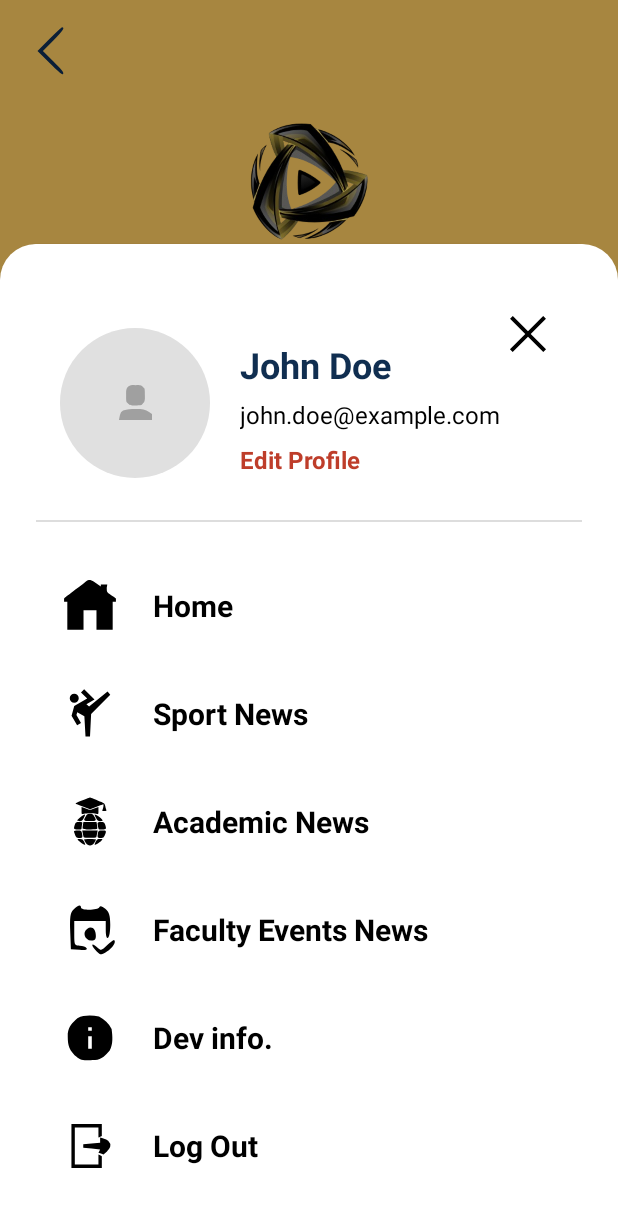
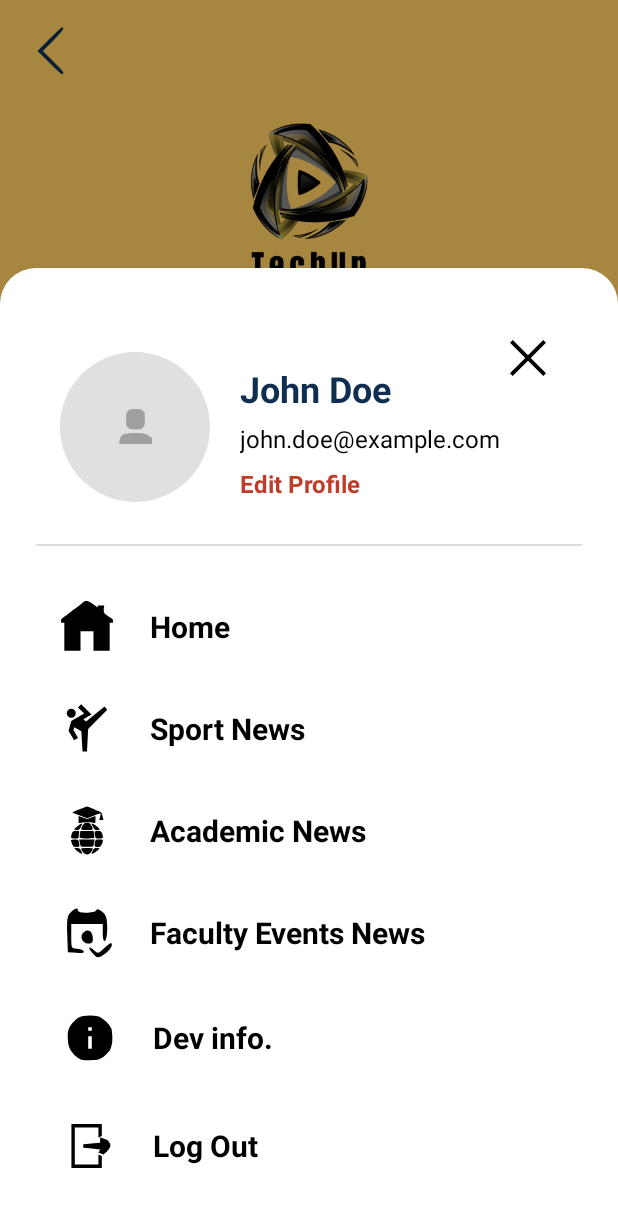
Before and after one commit to Sathsarani2002/Techupnews, an Android app: the MainActivity screen opened directly, with no data from a screen before it, after a tap on an icon or button, on a phone screen of 412 x 824 dp. Shown: the top 1207 px of the screen. Run offline under Robolectric (Android 15) with nearby library versions, the phone set to English and light mode, and no system bars; 2 other taps on this screen came first.

Commit message:
update button working

```diff
--- a/app/src/main/java/com/example/techupnews/MainActivity.java
+++ b/app/src/main/java/com/example/techupnews/MainActivity.java
@@ -3,7 +3,6 @@ package com.example.techupnews;
 import android.os.Bundle;
 import android.os.Handler;
 import android.os.Looper;
-import android.view.View;
 import android.widget.ImageView;
 import android.widget.TextView;
 
@@ -93,7 +92,7 @@ public class MainActivity extends AppCompatActivity {
         imageSlider.setClipToPadding(false);
         imageSlider.setClipChildren(false);
         imageSlider.setOffscreenPageLimit(3);
-        imageSlider.getChildAt(0).setOverScrollMode(View.OVER_SCROLL_NEVER);
+        imageSlider.getChildAt(0).setOverScrollMode(ViewPager2.OVER_SCROLL_NEVER);
 
         int offset = 50;
         float density = getResources().getDisplayMetrics().density;
@@ -147,6 +146,10 @@ public class MainActivity extends AppCompatActivity {
 
     private void showUserProfileBottomSheet() {
         UserProfileBottomSheet bottomSheet = new UserProfileBottomSheet();
+
+        // Set listener for category selection from bottom sheet
+        bottomSheet.setCategorySelectionListener(category -> loadNews(category));
+
         bottomSheet.show(getSupportFragmentManager(), bottomSheet.getTag());
     }
 }
--- a/app/src/main/java/com/example/techupnews/UserProfileBottomSheet.java
+++ b/app/src/main/java/com/example/techupnews/UserProfileBottomSheet.java
@@ -12,13 +12,25 @@ import android.view.Window;
 import android.view.WindowManager;
 import android.widget.ImageView;
 import android.widget.TextView;
+
 import androidx.annotation.NonNull;
 import androidx.annotation.Nullable;
+
 import com.google.android.material.bottomsheet.BottomSheetBehavior;
 import com.google.android.material.bottomsheet.BottomSheetDialog;
 import com.google.android.material.bottomsheet.BottomSheetDialogFragment;
 
 public class UserProfileBottomSheet extends BottomSheetDialogFragment {
+
+    public interface CategorySelectionListener {
+        void onCategorySelected(String category);
+    }
+
+    private CategorySelectionListener categorySelectionListener;
+
+    public void setCategorySelectionListener(CategorySelectionListener listener) {
+        this.categorySelectionListener = listener;
+    }
 
     @NonNull
     @Override
@@ -58,11 +70,40 @@ public class UserProfileBottomSheet extends BottomSheetDialogFragment {
             }
         }
 
-        // Close button listener
+        // Category click listeners that notify MainActivity via the listener
+        view.findViewById(R.id.menuSports).setOnClickListener(v -> {
+            if (categorySelectionListener != null) {
+                categorySelectionListener.onCategorySelected("Sports");
+            }
+            dismiss();
+        });
+
+        view.findViewById(R.id.menuAcademic).setOnClickListener(v -> {
+            if (categorySelectionListener != null) {
+                categorySelectionListener.onCategorySelected("Academic");
+            }
+            dismiss();
+        });
+
+        view.findViewById(R.id.menuEvents).setOnClickListener(v -> {
+            if (categorySelectionListener != null) {
+                categorySelectionListener.onCategorySelected("Events");
+            }
+            dismiss();
+        });
+
+        view.findViewById(R.id.menuHome).setOnClickListener(v -> {
+            if (categorySelectionListener != null) {
+                categorySelectionListener.onCategorySelected("Sports"); // Home -> Sports
+            }
+            dismiss();
+        });
+
+        // Close button
         ImageView closeButton = view.findViewById(R.id.closeButton);
         closeButton.setOnClickListener(v -> dismiss());
 
-        // Edit Profile click listener to open EditProfileActivity
+        // Edit Profile opens EditProfileActivity
         TextView editProfile = view.findViewById(R.id.editProfile);
         editProfile.setOnClickListener(v -> {
             if (context != null) {
@@ -72,7 +113,7 @@ public class UserProfileBottomSheet extends BottomSheetDialogFragment {
             }
         });
 
-        // Dev Info click listener to open DevInfoActivity
+        // Dev Info opens DevInfoActivity
         View menuDevInfo = view.findViewById(R.id.menuDevInfo);
         menuDevInfo.setOnClickListener(v -> {
             if (context != null) {
@@ -82,7 +123,7 @@ public class UserProfileBottomSheet extends BottomSheetDialogFragment {
             }
         });
 
-        // Logout button click listener
+        // Logout with confirmation dialog
         View logoutButton = view.findViewById(R.id.logoutButton);
         logoutButton.setOnClickListener(v -> {
             if (context != null) {
@@ -90,11 +131,9 @@ public class UserProfileBottomSheet extends BottomSheetDialogFragment {
                         .setTitle("Logout")
                         .setMessage("Are you sure you want to logout?")
                         .setPositiveButton("Yes", (dialog, which) -> {
-                            // Perform logout
                             DatabaseHelper dbHelper = new DatabaseHelper(context);
                             dbHelper.logoutUser(context);
 
-                            // Navigate to LoginActivity
                             Intent intent = new Intent(context, LoginActivity.class);
                             intent.setFlags(Intent.FLAG_ACTIVITY_NEW_TASK | Intent.FLAG_ACTIVITY_CLEAR_TASK);
                             startActivity(intent);
@@ -104,7 +143,6 @@ public class UserProfileBottomSheet extends BottomSheetDialogFragment {
                         .show();
             }
         });
-
 
         return view;
     }
--- a/app/src/main/res/layout/activity_devinfo.xml
+++ b/app/src/main/res/layout/activity_devinfo.xml
@@ -42,8 +42,8 @@
 
             <ImageButton
                 android:id="@+id/homeButton"
-                android:layout_width="24dp"
-                android:layout_height="24dp"
+                android:layout_width="30dp"
+                android:layout_height="30dp"
                 android:layout_alignParentEnd="true"
                 android:background="?attr/selectableItemBackgroundBorderless"
                 android:contentDescription="Home"
--- a/app/src/main/res/layout/user_profile_bottom_sheet.xml
+++ b/app/src/main/res/layout/user_profile_bottom_sheet.xml
@@ -2,9 +2,9 @@
 <LinearLayout xmlns:android="http://schemas.android.com/apk/res/android"
     android:id="@+id/userProfileLayout"
     android:layout_width="match_parent"
-    android:layout_height="match_parent"
+    android:layout_height="wrap_content"
     android:orientation="vertical"
-    android:gravity="center"
+    android:gravity="center_horizontal"
     android:background="@drawable/rounded_top_sheet"
     android:padding="24dp">
 
@@ -93,7 +93,9 @@
             android:textSize="16sp"
             android:textColor="#BE3D2A"
             android:textStyle="bold"
-            android:fontFamily="sans-serif" />
+            android:fontFamily="sans-serif"
+            android:clickable="true"
+            android:focusable="true" />
     </RelativeLayout>
 
     <!-- Divider BELOW user info -->
@@ -113,11 +115,15 @@
 
         <!-- Home -->
         <LinearLayout
+            android:id="@+id/menuHome"
             android:layout_width="match_parent"
             android:layout_height="wrap_content"
             android:orientation="horizontal"
-            android:padding="18dp"
-            android:gravity="center_vertical">
+            android:padding="16dp"
+            android:gravity="center_vertical"
+            android:clickable="true"
+            android:focusable="true"
+            android:background="?attr/selectableItemBackground">
 
             <ImageView
                 android:layout_width="36dp"
@@ -138,11 +144,15 @@
 
         <!-- Sport News -->
         <LinearLayout
+            android:id="@+id/menuSports"
             android:layout_width="match_parent"
             android:layout_height="wrap_content"
             android:orientation="horizontal"
-            android:padding="18dp"
-            android:gravity="center_vertical">
+            android:padding="16dp"
+            android:gravity="center_vertical"
+            android:clickable="true"
+            android:focusable="true"
+            android:background="?attr/selectableItemBackground">
 
             <ImageView
                 android:layout_width="36dp"
@@ -163,11 +173,15 @@
 
         <!-- Academic News -->
         <LinearLayout
+            android:id="@+id/menuAcademic"
             android:layout_width="match_parent"
             android:layout_height="wrap_content"
             android:orientation="horizontal"
-            android:padding="18dp"
-            android:gravity="center_vertical">
+            android:padding="16dp"
+            android:gravity="center_vertical"
+            android:clickable="true"
+            android:focusable="true"
+            android:background="?attr/selectableItemBackground">
 
             <ImageView
                 android:layout_width="36dp"
@@ -188,11 +202,15 @@
 
         <!-- Faculty Events News -->
         <LinearLayout
+            android:id="@+id/menuEvents"
             android:layout_width="match_parent"
             android:layout_height="wrap_content"
             android:orientation="horizontal"
-            android:padding="18dp"
-            android:gravity="center_vertical">
+            android:padding="16dp"
+            android:gravity="center_vertical"
+            android:clickable="true"
+            android:focusable="true"
+            android:background="?attr/selectableItemBackground">
 
             <ImageView
                 android:layout_width="36dp"
@@ -218,7 +236,10 @@
             android:layout_height="wrap_content"
             android:orientation="horizontal"
             android:padding="18dp"
-            android:gravity="center_vertical">
+            android:gravity="center_vertical"
+            android:clickable="true"
+            android:focusable="true"
+            android:background="?attr/selectableItemBackground">
 
             <ImageView
                 android:layout_width="36dp"
@@ -244,7 +265,10 @@
             android:layout_height="wrap_content"
             android:orientation="horizontal"
             android:padding="18dp"
-            android:gravity="center_vertical">
+            android:gravity="center_vertical"
+            android:clickable="true"
+            android:focusable="true"
+            android:background="?attr/selectableItemBackground">
 
             <ImageView
                 android:layout_width="36dp"
```
